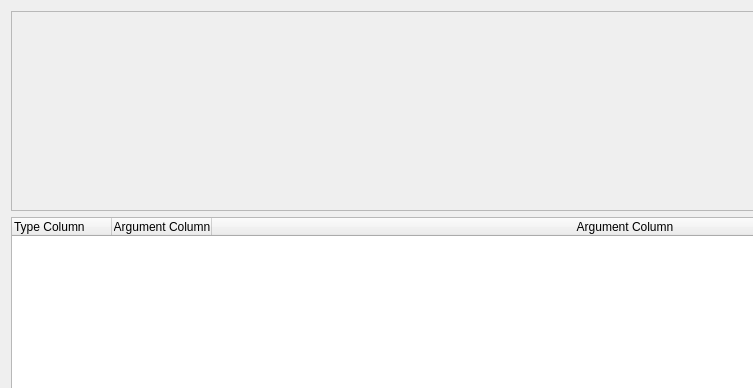
Before: the Qt Designer form src/ui_files/Adjust_Arguments_Design.ui in uf-reef-avl/multilauncher, drawn with Qt 5; both pictures show x 0 to 753 and y 0 to 388 of the 1050 by 843 pixel window.
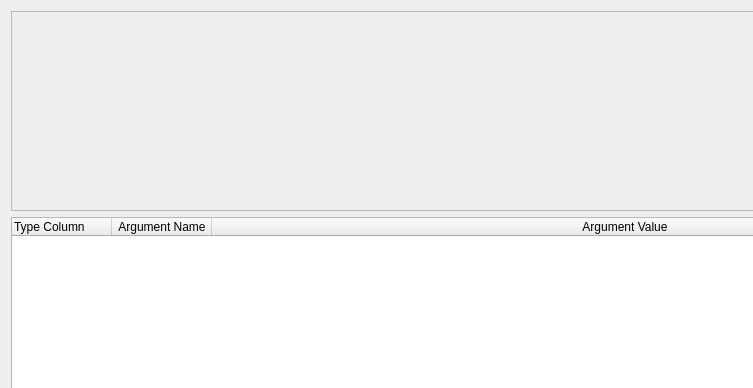
After: the same form once the commit is applied.

The edit to the form file:
```diff
--- a/src/ui_files/Adjust_Arguments_Design.ui
+++ b/src/ui_files/Adjust_Arguments_Design.ui
@@ -60,7 +60,7 @@
      </column>
      <column>
       <property name="text">
-       <string>Argument Column</string>
+       <string>Argument Name</string>
       </property>
       <property name="textAlignment">
        <set>AlignCenter</set>
@@ -68,7 +68,7 @@
      </column>
      <column>
       <property name="text">
-       <string>Argument Column</string>
+       <string>Argument Value</string>
       </property>
       <property name="textAlignment">
        <set>AlignCenter</set>
```
